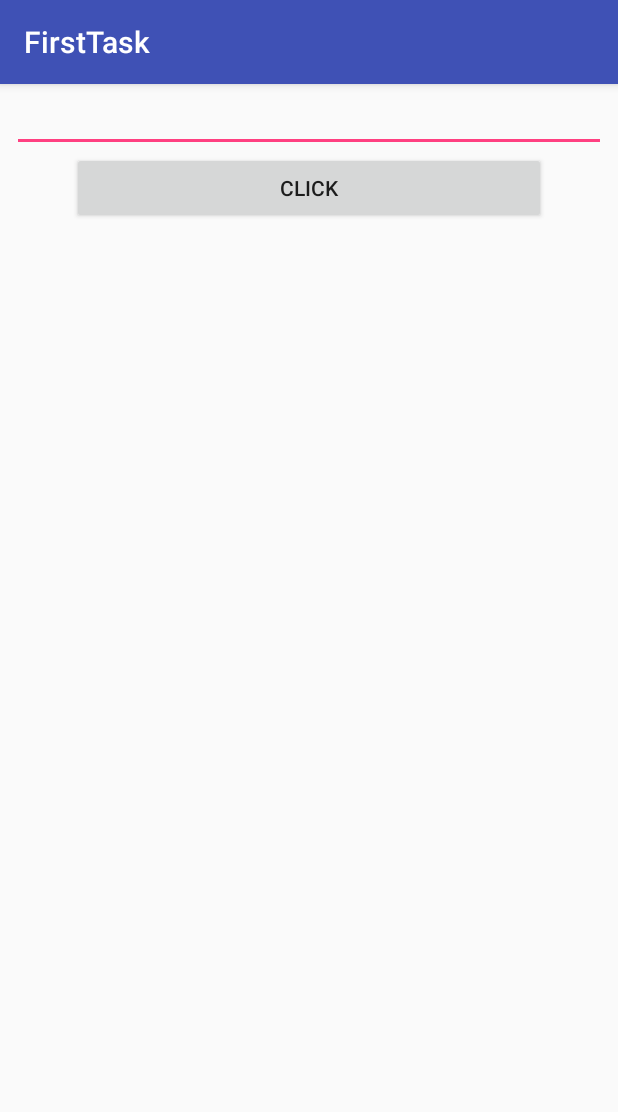
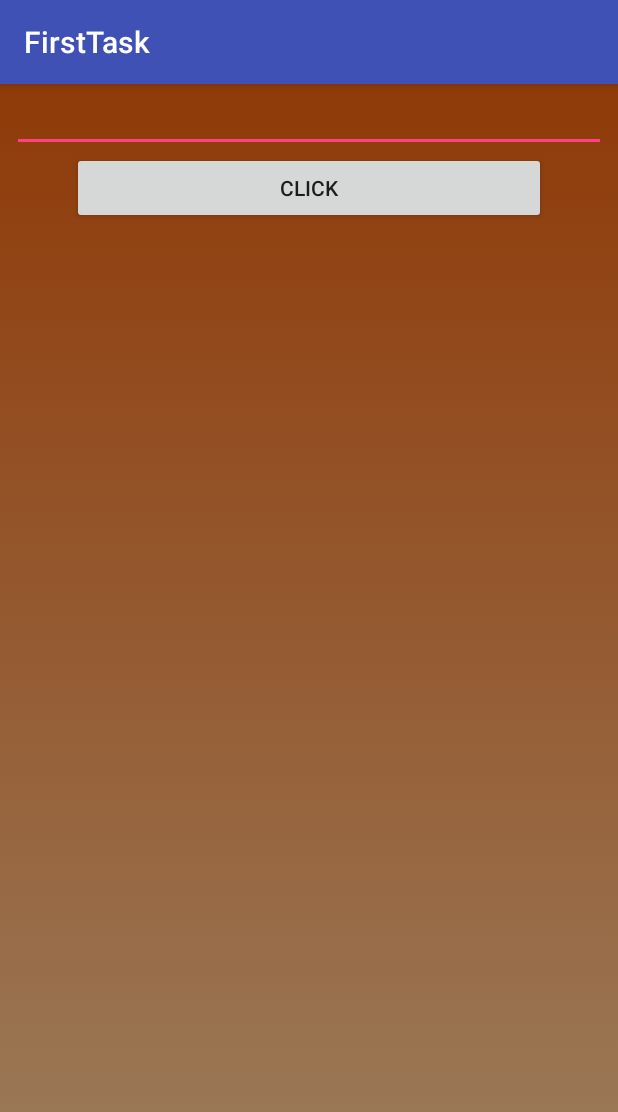
Before and after one commit to saltowl/android_3d_week, an Android app: the screen it shows after launch (FirstActivity), on a phone screen of 412 x 824 dp. Shown: the top 1112 px of the screen. Run offline under Robolectric (Android 15) with nearby library versions, the phone set to English and light mode, and no system bars.

Commit message:
Add gradient background to both activity

```diff
--- a/app/src/main/res/drawable/main_theme_selector.xml
+++ b/app/src/main/res/drawable/main_theme_selector.xml
@@ -1,4 +1,12 @@
 <?xml version="1.0" encoding="utf-8"?>
 <selector xmlns:android="http://schemas.android.com/apk/res/android">
-
+    <item>
+        <shape>
+            <gradient
+                android:angle="90"
+                android:startColor="#d086623b"
+                android:endColor="#8f3a08"
+                android:type="linear"/>
+        </shape>
+    </item>
 </selector>
--- a/app/src/main/res/layout/activity_first.xml
+++ b/app/src/main/res/layout/activity_first.xml
@@ -3,7 +3,8 @@
     xmlns:android="http://schemas.android.com/apk/res/android"
     android:layout_width="match_parent"
     android:layout_height="match_parent"
-    android:orientation="vertical">
+    android:orientation="vertical"
+    android:background="@drawable/main_theme_selector">
 
     <EditText
         android:id="@+id/sText"
--- a/app/src/main/res/layout/activity_second.xml
+++ b/app/src/main/res/layout/activity_second.xml
@@ -3,7 +3,8 @@
     xmlns:android="http://schemas.android.com/apk/res/android"
     android:orientation="vertical"
     android:layout_width="match_parent"
-    android:layout_height="match_parent">
+    android:layout_height="match_parent"
+    android:background="@drawable/main_theme_selector">
 
     <TextView
         android:id="@+id/tvSText"
```
